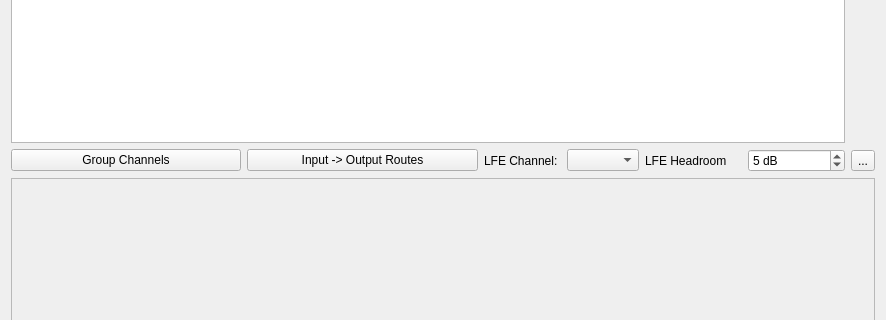
First picture: the form in src/main/python/ui/xo.ui, repository 3ll3d00d/beqdesigner, before the edit; both pictures show x 0 to 886 and y 326 to 646 of the 886 by 820 pixel window.
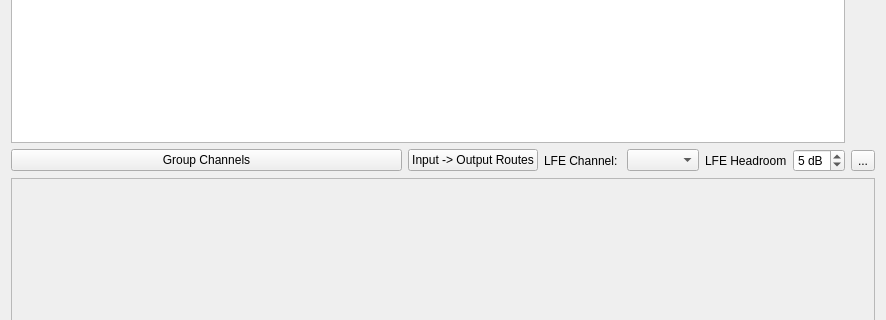
Second picture: the form after the edit. Custom widgets are drawn as their Qt base class.

Patch:
```diff
--- a/src/main/python/ui/xo.ui
+++ b/src/main/python/ui/xo.ui
@@ -56,7 +56,7 @@
     </layout>
    </item>
    <item>
-    <layout class="QGridLayout" name="xoContainerLayout" columnstretch="1,1,0,0,1">
+    <layout class="QGridLayout" name="xoContainerLayout" columnstretch="1,0,0,0,0">
      <item row="1" column="0" colspan="5">
       <widget class="QScrollArea" name="peqScrollArea">
        <property name="sizeAdjustPolicy">
@@ -78,6 +78,13 @@
        </widget>
       </widget>
      </item>
+     <item row="0" column="2">
+      <widget class="QLabel" name="lfeChannelSelectorLabel">
+       <property name="text">
+        <string>LFE Channel: </string>
+       </property>
+      </widget>
+     </item>
      <item row="0" column="4">
       <layout class="QHBoxLayout" name="lfeAdjustLayout">
        <item>
@@ -118,20 +125,6 @@
        </item>
       </layout>
      </item>
-     <item row="0" column="1">
-      <widget class="QPushButton" name="showMatrixButton">
-       <property name="text">
-        <string>Input -&gt; Output Routes</string>
-       </property>
-      </widget>
-     </item>
-     <item row="0" column="2">
-      <widget class="QLabel" name="lfeChannelSelectorLabel">
-       <property name="text">
-        <string>LFE Channel: </string>
-       </property>
-      </widget>
-     </item>
      <item row="0" column="0">
       <widget class="QPushButton" name="linkChannelsButton">
        <property name="text">
@@ -139,6 +132,13 @@
        </property>
       </widget>
      </item>
+     <item row="0" column="1">
+      <widget class="QPushButton" name="showMatrixButton">
+       <property name="text">
+        <string>Input -&gt; Output Routes</string>
+       </property>
+      </widget>
+     </item>
      <item row="0" column="3">
       <widget class="QComboBox" name="lfeChannelSelector"/>
      </item>
```
Left out of the diff: 4 changed lines with no effect on the pictures.
